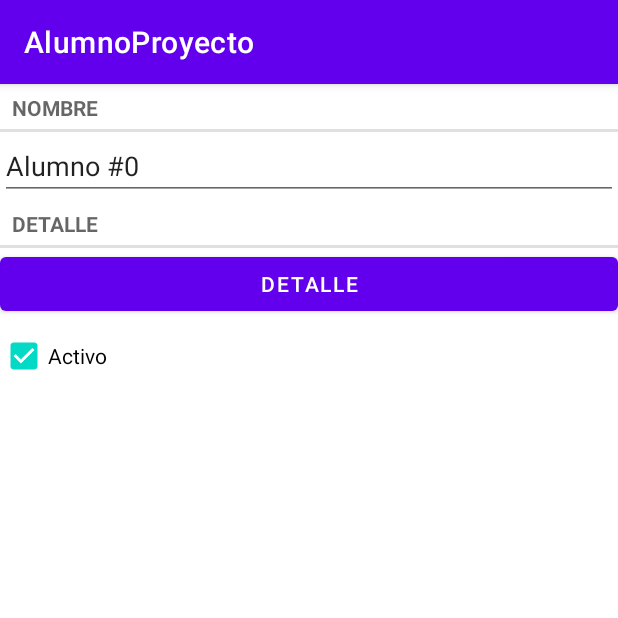
After one commit to cyberSniper75/AlumnoProyecto, an Android app: the AlumnoPagerActivity screen opened directly, with no data from a screen before it, on a phone screen of 412 x 824 dp, the top half of it. The commit adds this screen. Run offline under Robolectric (Android 15) with nearby library versions, the phone set to English and light mode, and no system bars.

Commit message:
Added swipe to fragment on list elements

```diff
--- a/app/src/main/AndroidManifest.xml
+++ b/app/src/main/AndroidManifest.xml
@@ -9,6 +9,9 @@
         android:roundIcon="@mipmap/ic_launcher_round"
         android:supportsRtl="true"
         android:theme="@style/Theme.AlumnoProyecto">
+        <activity
+            android:name=".AlumnoPagerActivity"
+            android:exported="false" />
         <activity
             android:name=".AlumnoActivity"
             android:exported="true" />
--- a/app/src/main/java/com/example/alumnoproyecto/AlumnoActivity.java
+++ b/app/src/main/java/com/example/alumnoproyecto/AlumnoActivity.java
@@ -24,7 +24,4 @@ public class AlumnoActivity extends AppCompatActivity {
             fm.beginTransaction().add(R.id.alumno_fragment_container, fragment).commit();
         }
     }
-
-
-
 }
--- a/app/src/main/java/com/example/alumnoproyecto/AlumnoFragment.java
+++ b/app/src/main/java/com/example/alumnoproyecto/AlumnoFragment.java
@@ -66,4 +66,11 @@ public class AlumnoFragment extends Fragment {
         getActivity().setResult(Activity.RESULT_OK, null);
     }
 
+    public static AlumnoFragment newInstanceFragment(int matricula){
+        AlumnoFragment fragment = new AlumnoFragment();
+        Bundle data = new Bundle();
+        data.putInt(Constantes.ID_ALUMNO,matricula);
+        fragment.setArguments(data);
+        return fragment;
+    }
 }
--- a/app/src/main/java/com/example/alumnoproyecto/AlumnoListaFragment.java
+++ b/app/src/main/java/com/example/alumnoproyecto/AlumnoListaFragment.java
@@ -49,13 +49,13 @@ public class AlumnoListaFragment extends Fragment {
 
         @Override
         public void onClick(View view) {
-            Log.d("Evento", "Entro a evento:" + alumnoHolder.getMatricula() );
-            Toast.makeText(getActivity(), alumnoHolder.getNombre()+ "he sido seleccionado!", Toast.LENGTH_SHORT).show();
+            //Log.d("Evento", "Entro a evento:" + alumnoHolder.getMatricula() );
+            //Toast.makeText(getActivity(), alumnoHolder.getNombre()+ "he sido seleccionado!", Toast.LENGTH_SHORT).show();
 
-            Intent intent = new Intent(getActivity(), AlumnoActivity.class);
+            Intent intent = new Intent(getActivity(), AlumnoPagerActivity.class);
             intent.putExtra(Constantes.ID_ALUMNO, alumnoHolder.getMatricula());
-            //startActivity(intent);
-            startActivityForResult(intent,Constantes.REQUEST_ALUMNO);
+            startActivity(intent);
+            //startActivityForResult(intent,Constantes.REQUEST_ALUMNO);
         }
     }
 
--- /dev/null
+++ b/app/src/main/java/com/example/alumnoproyecto/AlumnoPagerActivity.java
@@ -0,0 +1,55 @@
+package com.example.alumnoproyecto;
+
+import androidx.annotation.NonNull;
+import androidx.appcompat.app.AppCompatActivity;
+import androidx.fragment.app.Fragment;
+import androidx.fragment.app.FragmentActivity;
+import androidx.viewpager2.adapter.FragmentStateAdapter;
+import androidx.viewpager2.widget.ViewPager2;
+
+import android.os.Bundle;
+import java.util.List;
+
+public class AlumnoPagerActivity extends AppCompatActivity {
+
+    private ViewPager2 alumnoViewPager;
+    private List<Alumno> grupoAlumnos;
+
+    class AlumnoPagerAdapter extends FragmentStateAdapter{
+        public AlumnoPagerAdapter(@NonNull FragmentActivity fragmentActivity) {
+            super(fragmentActivity);
+        }
+
+        @NonNull
+        @Override
+        public Fragment createFragment(int position) {
+            Alumno alumno = grupoAlumnos.get(position);
+            return AlumnoFragment.newInstanceFragment(alumno.getMatricula());
+        }
+
+        @Override
+        public int getItemCount() {
+            return grupoAlumnos.size();
+        }
+    }
+
+    @Override
+    protected void onCreate(Bundle savedInstanceState) {
+        super.onCreate(savedInstanceState);
+        setContentView(R.layout.activity_alumno_pager);
+
+        alumnoViewPager = findViewById(R.id.alumno_pager_view);
+        grupoAlumnos = GrupoAlumnos.getGrupo().getListaAlumnos();
+
+        alumnoViewPager.setAdapter(new AlumnoPagerAdapter(this));
+
+        int matricula_actual = getIntent().getIntExtra(Constantes.ID_ALUMNO, 0);
+
+        for(int i = 0; i<grupoAlumnos.size(); i++){
+            if(grupoAlumnos.get(i).getMatricula() == matricula_actual){
+                alumnoViewPager.setCurrentItem(i);
+                break;
+            }
+        }
+    }
+}
--- a/app/src/main/java/com/example/alumnoproyecto/GrupoAlumnos.java
+++ b/app/src/main/java/com/example/alumnoproyecto/GrupoAlumnos.java
@@ -25,7 +25,6 @@ public class GrupoAlumnos {
         return listaAlumnos;
     }
 
-
     public Alumno getAlumno(int matricula){
         for(Alumno alumno: listaAlumnos){
             if(alumno.getMatricula() == matricula){
--- /dev/null
+++ b/app/src/main/res/layout/activity_alumno_pager.xml
@@ -0,0 +1,10 @@
+<?xml version="1.0" encoding="utf-8"?>
+<androidx.viewpager2.widget.ViewPager2 xmlns:android="http://schemas.android.com/apk/res/android"
+    xmlns:app="http://schemas.android.com/apk/res-auto"
+    xmlns:tools="http://schemas.android.com/tools"
+    android:layout_width="match_parent"
+    android:layout_height="match_parent"
+    tools:context=".AlumnoPagerActivity"
+    android:id = "@+id/alumno_pager_view">
+
+</androidx.viewpager2.widget.ViewPager2>
```
